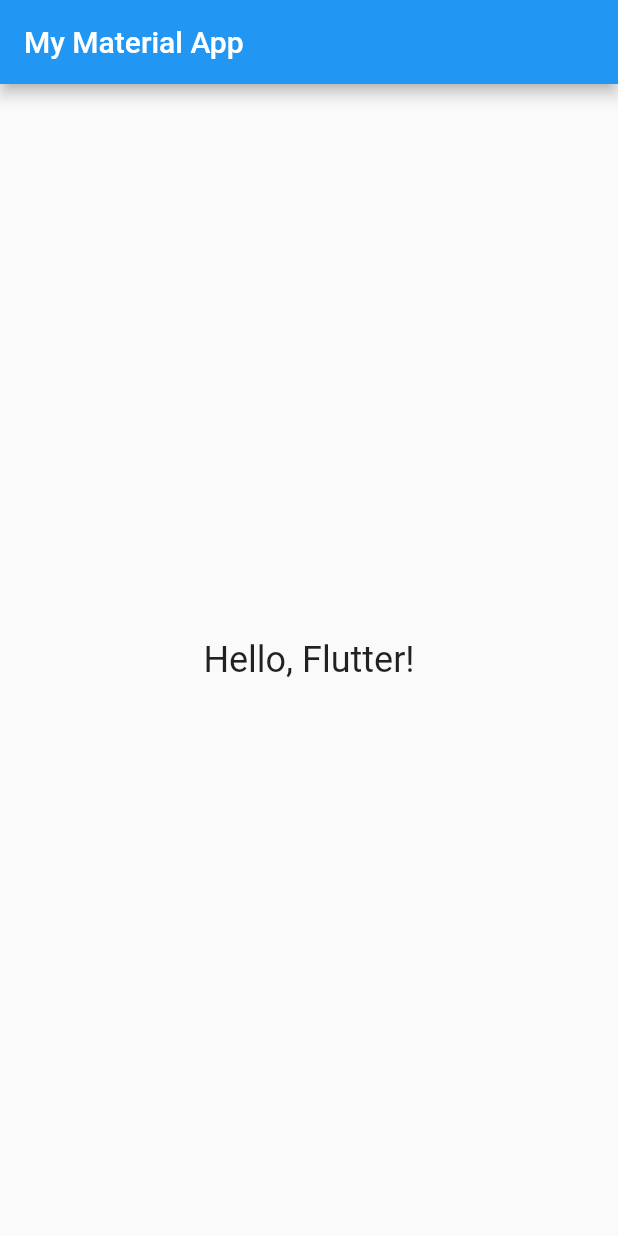
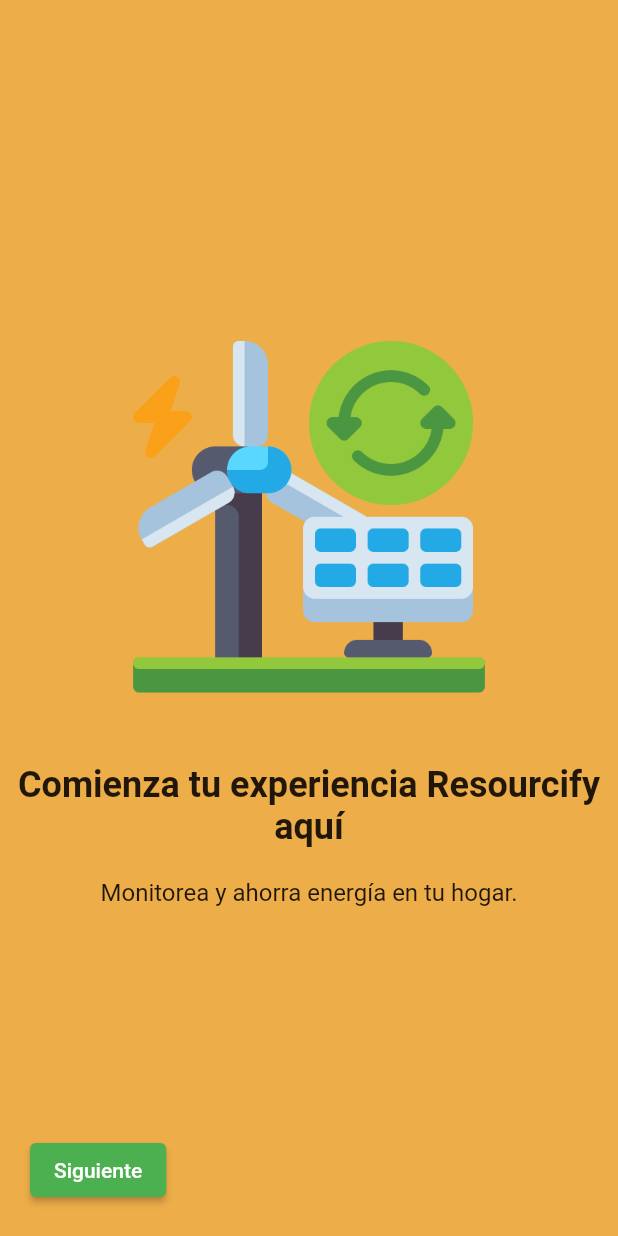
Before and after one commit to JocelynVelarde/Resourcify, a Flutter app: the screen it shows after launch, on a phone screen of 412 x 824 dp. Run offline on Flutter 3.47's test engine with Material 2 defaults, Android fonts, the phone set to English and light mode, and no system bars.

Commit message:
finished onboarding page

```diff
--- a/lib/main.dart
+++ b/lib/main.dart
@@ -1,35 +1,21 @@
 import 'package:flutter/material.dart';
+import 'package:flutter_application_1/oboarding.dart';
 
 void main() {
-  runApp(MyMaterialApp());
+  runApp(const Main());
 }
 
-class MyMaterialApp extends StatelessWidget {
+class Main extends StatelessWidget {
+  const Main({super.key});
+
   @override
   Widget build(BuildContext context) {
     return MaterialApp(
-      title: 'My Material App',
       theme: ThemeData(
-        primarySwatch: Colors.blue,
+        primarySwatch: Colors.green,
       ),
-      home: MyHomePage(),
+      home: const OnboardingScreen(),
+      debugShowCheckedModeBanner: false,
     );
   }
 }
-
-class MyHomePage extends StatelessWidget {
-  @override
-  Widget build(BuildContext context) {
-    return Scaffold(
-      appBar: AppBar(
-        title: Text('My Material App'),
-      ),
-      body: Center(
-        child: Text(
-          'Hello, Flutter!',
-          style: TextStyle(fontSize: 24.0),
-        ),
-      ),
-    );
-  }
-}
--- a/lib/oboarding.dart
+++ b/lib/oboarding.dart
@@ -1 +1,138 @@
-//hola
+import 'package:flutter/material.dart';
+
+
+class OnboardingScreen extends StatefulWidget {
+  const OnboardingScreen({super.key});
+
+  @override
+  // ignore: library_private_types_in_public_api
+  _OnboardingScreenState createState() => _OnboardingScreenState();
+}
+
+class _OnboardingScreenState extends State<OnboardingScreen> {
+  final PageController _pageController = PageController();
+  int _currentPage = 0;
+
+  final List<OnboardingItem> _onboardingItems = [
+    OnboardingItem(
+      title: 'Comienza tu experiencia Resourcify aquí',
+      subtitle: 'Monitorea y ahorra energía en tu hogar.',
+      image: 'assets/renewable-energy.png',
+    ),
+    OnboardingItem(
+      title: 'Obten reportes personalizados y alertas de alto consumo',
+      subtitle: 'No olvides activar las notificaciones.',
+      image: 'assets/green-leaf.png',
+    ),
+    OnboardingItem(
+      title: 'Recibe recomendaciones de ahorro de energía y unete a la red de usuarios en Resourcify',
+      subtitle: 'Comparte tu experiencia y aprende de otros usuarios.',
+      image: 'assets/green-energy.png',
+    ),
+  ];
+
+  @override
+  Widget build(BuildContext context) {
+    return Scaffold(
+      backgroundColor: const Color(0xFFEDAE49),
+      body: Stack(
+
+        children: [
+          PageView.builder(
+            controller: _pageController,
+            itemCount: _onboardingItems.length,
+            onPageChanged: (int page) {
+              setState(() {
+                _currentPage = page;
+              });
+            },
+            itemBuilder: (context, index) {
+              return OnboardingItemWidget(_onboardingItems[index]);
+            },
+          ),
+          Positioned(
+            bottom: 20.0,
+            left: 20.0,
+            right: 20.0,
+            child: Row(
+              mainAxisAlignment: MainAxisAlignment.spaceBetween,
+              children: [
+                if (_currentPage != 0)
+                  ElevatedButton(
+                    onPressed: () {
+                      _pageController.previousPage(
+                        duration: const Duration(milliseconds: 500),
+                        curve: Curves.ease,
+                      );
+                    },
+                    child: const Text('Anterior'),
+                  ),
+                ElevatedButton(
+                  onPressed: () {
+                    if (_currentPage == _onboardingItems.length - 1) {
+                      // Handle navigation to the next screen after onboarding
+                      // e.g., navigate to the home screen or login page.
+                    } else {
+                      _pageController.nextPage(
+                        duration: const Duration(milliseconds: 500),
+                        curve: Curves.ease,
+                      );
+                    }
+                  },
+                  child: Text(_currentPage == _onboardingItems.length - 1
+                      ? 'Comenzar'
+                      : 'Siguiente'),
+                ),
+              ],
+            ),
+          ),
+        ],
+      ),
+    );
+  }
+}
+
+class OnboardingItem {
+  final String title;
+  final String subtitle;
+  final String image;
+
+  OnboardingItem({
+    required this.title,
+    required this.subtitle,
+    required this.image,
+  });
+}
+
+class OnboardingItemWidget extends StatelessWidget {
+  final OnboardingItem item;
+
+  const OnboardingItemWidget(this.item, {super.key});
+
+  @override
+  Widget build(BuildContext context) {
+    return Column(
+      mainAxisAlignment: MainAxisAlignment.center,
+      crossAxisAlignment: CrossAxisAlignment.center,
+      children: [
+        Image.asset(
+          item.image,
+          height: 250.0,
+        ),
+        const SizedBox(height: 40.0),
+        Text(
+          item.title,
+          textAlign: TextAlign.center,
+          style: const TextStyle(fontSize: 24.0, fontWeight: FontWeight.bold,),
+        ),
+        const SizedBox(height: 20.0),
+        Text(
+          item.subtitle,
+
+          style: const TextStyle(fontSize: 16.0),
+          textAlign: TextAlign.center,
+        ),
+      ],
+    );
+  }
+}
--- a/pubspec.yaml
+++ b/pubspec.yaml
@@ -62,6 +62,9 @@
   # To add assets to your application, add an assets section, like this:
   assets:
     - assets/background.jpg
+    - assets/renewable-energy.png
+    - assets/green-leaf.png
+    - assets/green-energy.png
 
 
   # An image asset can refer to one or more resolution-specific "variants", see
```
Also changed, not shown: assets/green-energy.png (added), assets/green-leaf.png (added), assets/renewable-energy.png (added).
